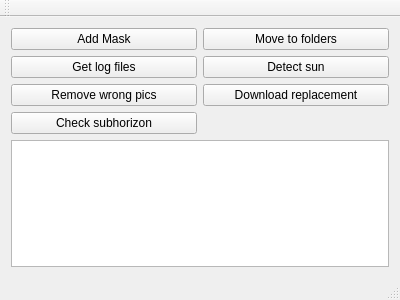
The window that mainwindow.ui (szazdenes/Maskingfor1000Viking) describes before a commit, drawn with Qt 5.
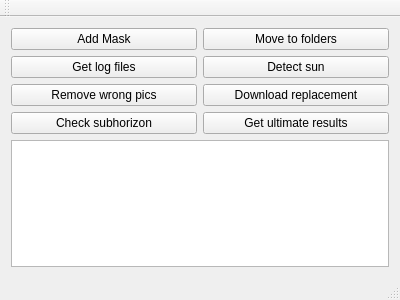
The same window after the commit.

Commit message: 1000 viking ultimate results generator added

Patch:
```diff
--- a/mainwindow.ui
+++ b/mainwindow.ui
@@ -67,6 +67,13 @@
       </property>
      </widget>
     </item>
+    <item row="3" column="1">
+     <widget class="QPushButton" name="ultimateResultsPushButton">
+      <property name="text">
+       <string>Get ultimate results</string>
+      </property>
+     </widget>
+    </item>
    </layout>
   </widget>
   <widget class="QMenuBar" name="menuBar">
```
The commit also changes 2 other files.
